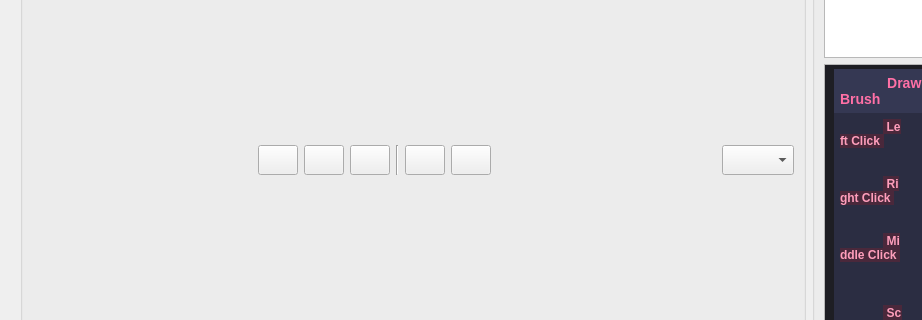
Above: interface/CommentEditor.ui from tonmaiart/UkoreShot before the change; both pictures show x 0 to 922 and y 270 to 590 of the 1028 by 680 pixel window. Below: the same form after it.
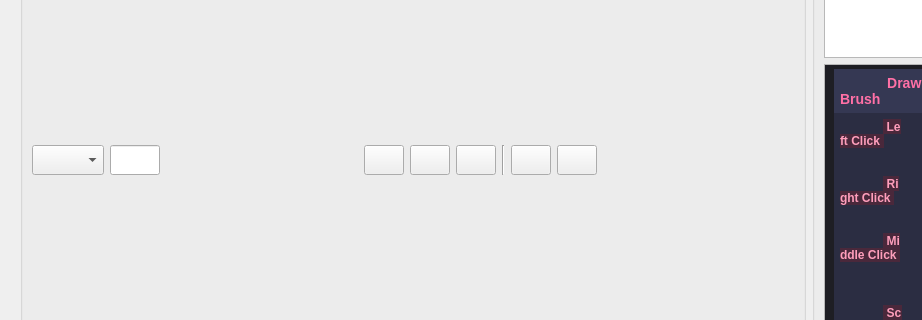
That is the form after the change.

Diff of the .ui file:
```diff
--- a/interface/CommentEditor.ui
+++ b/interface/CommentEditor.ui
@@ -34,6 +34,32 @@
                </item>
                <item>
                 <layout class="QHBoxLayout" name="horizontalLayout_3">
+                 <item>
+                  <widget class="QComboBox" name="comboBox_speed">
+                   <property name="minimumSize">
+                    <size>
+                     <width>40</width>
+                     <height>30</height>
+                    </size>
+                   </property>
+                  </widget>
+                 </item>
+                 <item>
+                  <widget class="QLineEdit" name="lineEdit_keyframe">
+                   <property name="minimumSize">
+                    <size>
+                     <width>0</width>
+                     <height>30</height>
+                    </size>
+                   </property>
+                   <property name="maximumSize">
+                    <size>
+                     <width>50</width>
+                     <height>16777215</height>
+                    </size>
+                   </property>
+                  </widget>
+                 </item>
                  <item>
                   <spacer name="horizontalSpacer_4">
                    <property name="orientation">
@@ -132,16 +158,6 @@
                    </property>
                   </spacer>
                  </item>
-                 <item>
-                  <widget class="QComboBox" name="comboBox_speed">
-                   <property name="minimumSize">
-                    <size>
-                     <width>40</width>
-                     <height>30</height>
-                    </size>
-                   </property>
-                  </widget>
-                 </item>
                 </layout>
                </item>
               </layout>
```
